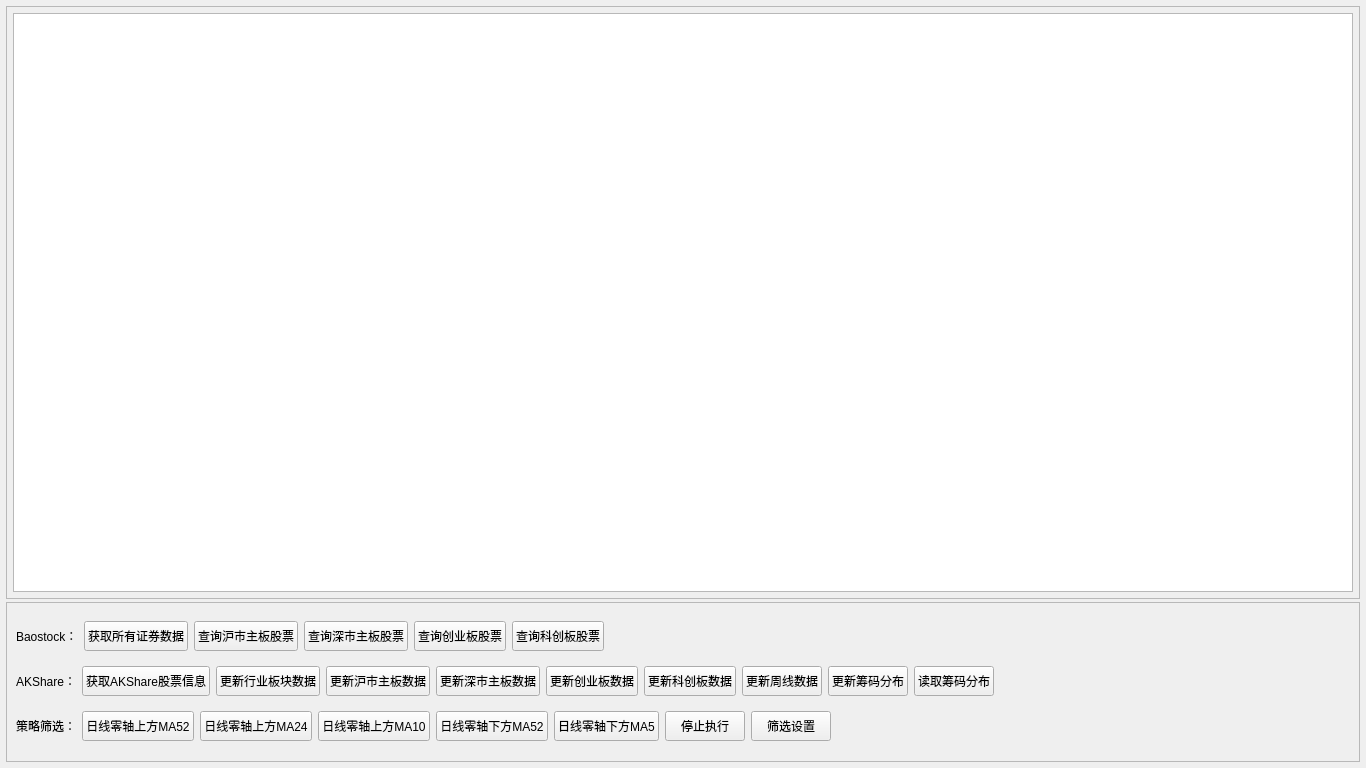
This is gui/qt_widgets/main/MainWidget.ui in Daydreamer-AI/MPolicy as Qt 5 draws it before an edit. The edited form follows.
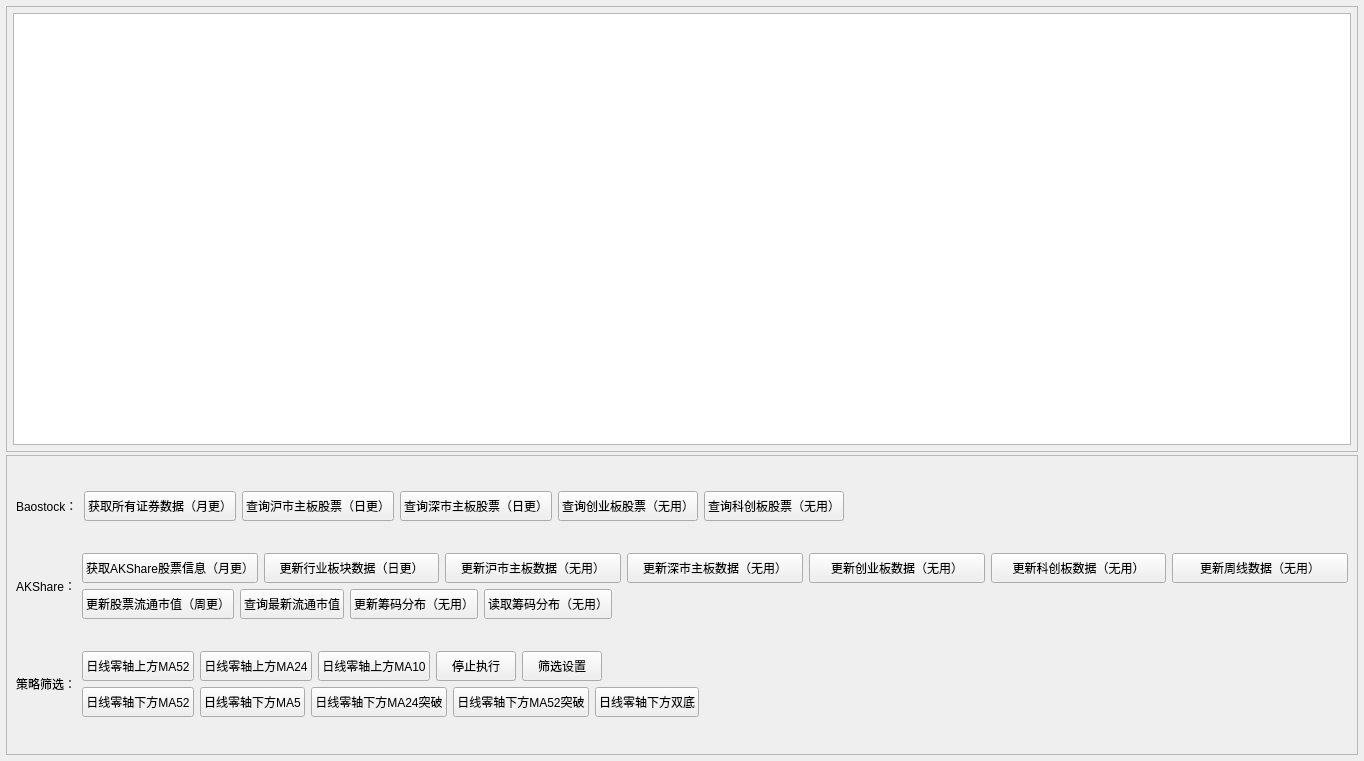
This is the edited form.

Diff of the .ui file:
```diff
--- a/gui/qt_widgets/main/MainWidget.ui
+++ b/gui/qt_widgets/main/MainWidget.ui
@@ -6,8 +6,8 @@
    <rect>
     <x>0</x>
     <y>0</y>
-    <width>1366</width>
-    <height>768</height>
+    <width>1364</width>
+    <height>761</height>
    </rect>
   </property>
   <property name="windowTitle">
@@ -68,13 +68,13 @@
      <property name="minimumSize">
       <size>
        <width>0</width>
-       <height>160</height>
+       <height>300</height>
       </size>
      </property>
      <property name="maximumSize">
       <size>
        <width>16777215</width>
-       <height>160</height>
+       <height>300</height>
       </size>
      </property>
      <property name="frameShape">
@@ -83,7 +83,7 @@
      <property name="frameShadow">
       <enum>QFrame::Raised</enum>
      </property>
-     <layout class="QVBoxLayout" name="verticalLayout_2">
+     <layout class="QVBoxLayout" name="verticalLayout_4">
       <item>
        <layout class="QHBoxLayout" name="horizontalLayout">
         <item>
@@ -108,7 +108,7 @@
            </size>
           </property>
           <property name="text">
-           <string>获取所有证券数据</string>
+           <string>获取所有证券数据（月更）</string>
           </property>
          </widget>
         </item>
@@ -127,7 +127,7 @@
            </size>
           </property>
           <property name="text">
-           <string>查询沪市主板股票</string>
+           <string>查询沪市主板股票（日更）</string>
           </property>
          </widget>
         </item>
@@ -146,7 +146,7 @@
            </size>
           </property>
           <property name="text">
-           <string>查询深市主板股票</string>
+           <string>查询深市主板股票（日更）</string>
           </property>
          </widget>
         </item>
@@ -165,7 +165,7 @@
            </size>
           </property>
           <property name="text">
-           <string>查询创业板股票</string>
+           <string>查询创业板股票（无用）</string>
           </property>
          </widget>
         </item>
@@ -184,7 +184,7 @@
            </size>
           </property>
           <property name="text">
-           <string>查询科创板股票</string>
+           <string>查询科创板股票（无用）</string>
           </property>
          </widget>
         </item>
@@ -204,7 +204,7 @@
        </layout>
       </item>
       <item>
-       <layout class="QHBoxLayout" name="horizontalLayout_2">
+       <layout class="QHBoxLayout" name="horizontalLayout_5">
         <item>
          <widget class="QLabel" name="label_3">
           <property name="text">
@@ -213,6 +213,10 @@
          </widget>
         </item>
         <item>
+         <layout class="QVBoxLayout" name="verticalLayout_2">
+          <item>
+           <layout class="QHBoxLayout" name="horizontalLayout_2">
+            <item>
          <widget class="QPushButton" name="btn_get_akshare_stocks_info">
           <property name="minimumSize">
            <size>
@@ -227,7 +231,7 @@
            </size>
           </property>
           <property name="text">
-           <string>获取AKShare股票信息</string>
+               <string>获取AKShare股票信息（月更）</string>
           </property>
          </widget>
         </item>
@@ -246,7 +250,7 @@
            </size>
           </property>
           <property name="text">
-           <string>更新行业板块数据</string>
+               <string>更新行业板块数据（日更）</string>
           </property>
          </widget>
         </item>
@@ -265,7 +269,7 @@
            </size>
           </property>
           <property name="text">
-           <string>更新沪市主板数据</string>
+               <string>更新沪市主板数据（无用）</string>
           </property>
          </widget>
         </item>
@@ -284,7 +288,7 @@
            </size>
           </property>
           <property name="text">
-           <string>更新深市主板数据</string>
+               <string>更新深市主板数据（无用）</string>
           </property>
          </widget>
         </item>
@@ -303,7 +307,7 @@
            </size>
           </property>
           <property name="text">
-           <string>更新创业板数据</string>
+               <string>更新创业板数据（无用）</string>
           </property>
          </widget>
         </item>
@@ -322,7 +326,7 @@
            </size>
           </property>
           <property name="text">
-           <string>更新科创板数据</string>
+               <string>更新科创板数据（无用）</string>
           </property>
          </widget>
         </item>
@@ -341,7 +345,49 @@
            </size>
           </property>
           <property name="text">
-           <string>更新周线数据</string>
+               <string>更新周线数据（无用）</string>
+              </property>
+             </widget>
+            </item>
+           </layout>
+          </item>
+          <item>
+           <layout class="QHBoxLayout" name="horizontalLayout_4">
+            <item>
+             <widget class="QPushButton" name="btn_update_float_cap">
+              <property name="minimumSize">
+               <size>
+                <width>0</width>
+                <height>30</height>
+               </size>
+              </property>
+              <property name="maximumSize">
+               <size>
+                <width>16777215</width>
+                <height>30</height>
+               </size>
+              </property>
+              <property name="text">
+               <string>更新股票流通市值（周更）</string>
+              </property>
+             </widget>
+            </item>
+            <item>
+             <widget class="QPushButton" name="btn_query_float_cap">
+              <property name="minimumSize">
+               <size>
+                <width>0</width>
+                <height>30</height>
+               </size>
+              </property>
+              <property name="maximumSize">
+               <size>
+                <width>16777215</width>
+                <height>30</height>
+               </size>
+              </property>
+              <property name="text">
+               <string>查询最新流通市值</string>
           </property>
          </widget>
         </item>
@@ -360,7 +406,7 @@
            </size>
           </property>
           <property name="text">
-           <string>更新筹码分布</string>
+               <string>更新筹码分布（无用）</string>
           </property>
          </widget>
         </item>
@@ -379,7 +425,7 @@
            </size>
           </property>
           <property name="text">
-           <string>读取筹码分布</string>
+               <string>读取筹码分布（无用）</string>
           </property>
          </widget>
         </item>
@@ -398,8 +444,12 @@
         </item>
        </layout>
       </item>
+         </layout>
+        </item>
+       </layout>
+      </item>
       <item>
-       <layout class="QHBoxLayout" name="horizontalLayout_3">
+       <layout class="QHBoxLayout" name="horizontalLayout_7">
         <item>
          <widget class="QLabel" name="label">
           <property name="text">
@@ -408,6 +458,10 @@
          </widget>
         </item>
         <item>
+         <layout class="QVBoxLayout" name="verticalLayout_3">
+          <item>
+           <layout class="QHBoxLayout" name="horizontalLayout_3">
+            <item>
          <widget class="QPushButton" name="btn_daily_up_ma52_filter">
           <property name="minimumSize">
            <size>
@@ -464,44 +518,6 @@
           </property>
          </widget>
         </item>
-        <item>
-         <widget class="QPushButton" name="btn_daily_down_ma52_filter">
-          <property name="minimumSize">
-           <size>
-            <width>0</width>
-            <height>30</height>
-           </size>
-          </property>
-          <property name="maximumSize">
-           <size>
-            <width>16777215</width>
-            <height>30</height>
-           </size>
-          </property>
-          <property name="text">
-           <string>日线零轴下方MA52</string>
-          </property>
-         </widget>
-        </item>
-        <item>
-         <widget class="QPushButton" name="btn_daily_down_ma5_filter">
-          <property name="minimumSize">
-           <size>
-            <width>0</width>
-            <height>30</height>
-           </size>
-          </property>
-          <property name="maximumSize">
-           <size>
-            <width>16777215</width>
-            <height>30</height>
-           </size>
-          </property>
-          <property name="text">
-           <string>日线零轴下方MA5</string>
-          </property>
-         </widget>
-        </item>
         <item>
          <widget class="QPushButton" name="btn_stop">
           <property name="minimumSize">
@@ -552,6 +568,122 @@
            </size>
           </property>
          </spacer>
+            </item>
+           </layout>
+          </item>
+          <item>
+           <layout class="QHBoxLayout" name="horizontalLayout_6">
+            <item>
+             <widget class="QPushButton" name="btn_daily_down_ma52_filter">
+              <property name="minimumSize">
+               <size>
+                <width>0</width>
+                <height>30</height>
+               </size>
+              </property>
+              <property name="maximumSize">
+               <size>
+                <width>16777215</width>
+                <height>30</height>
+               </size>
+              </property>
+              <property name="text">
+               <string>日线零轴下方MA52</string>
+              </property>
+             </widget>
+            </item>
+            <item>
+             <widget class="QPushButton" name="btn_daily_down_ma5_filter">
+              <property name="minimumSize">
+               <size>
+                <width>0</width>
+                <height>30</height>
+               </size>
+              </property>
+              <property name="maximumSize">
+               <size>
+                <width>16777215</width>
+                <height>30</height>
+               </size>
+              </property>
+              <property name="text">
+               <string>日线零轴下方MA5</string>
+              </property>
+             </widget>
+            </item>
+            <item>
+             <widget class="QPushButton" name="btn_daily_down_breakthrough_ma24">
+              <property name="minimumSize">
+               <size>
+                <width>0</width>
+                <height>30</height>
+               </size>
+              </property>
+              <property name="maximumSize">
+               <size>
+                <width>16777215</width>
+                <height>30</height>
+               </size>
+              </property>
+              <property name="text">
+               <string>日线零轴下方MA24突破</string>
+              </property>
+             </widget>
+            </item>
+            <item>
+             <widget class="QPushButton" name="btn_daily_down_breakthrough_ma52">
+              <property name="minimumSize">
+               <size>
+                <width>0</width>
+                <height>30</height>
+               </size>
+              </property>
+              <property name="maximumSize">
+               <size>
+                <width>16777215</width>
+                <height>30</height>
+               </size>
+              </property>
+              <property name="text">
+               <string>日线零轴下方MA52突破</string>
+              </property>
+             </widget>
+            </item>
+            <item>
+             <widget class="QPushButton" name="btn_daily_down_double_bottom">
+              <property name="minimumSize">
+               <size>
+                <width>0</width>
+                <height>30</height>
+               </size>
+              </property>
+              <property name="maximumSize">
+               <size>
+                <width>16777215</width>
+                <height>30</height>
+               </size>
+              </property>
+              <property name="text">
+               <string>日线零轴下方双底</string>
+              </property>
+             </widget>
+            </item>
+            <item>
+             <spacer name="horizontalSpacer_4">
+              <property name="orientation">
+               <enum>Qt::Horizontal</enum>
+              </property>
+              <property name="sizeHint" stdset="0">
+               <size>
+                <width>40</width>
+                <height>20</height>
+               </size>
+              </property>
+             </spacer>
+            </item>
+           </layout>
+          </item>
+         </layout>
         </item>
        </layout>
       </item>
```
Lines whose indentation alone changed are shown as unchanged.
